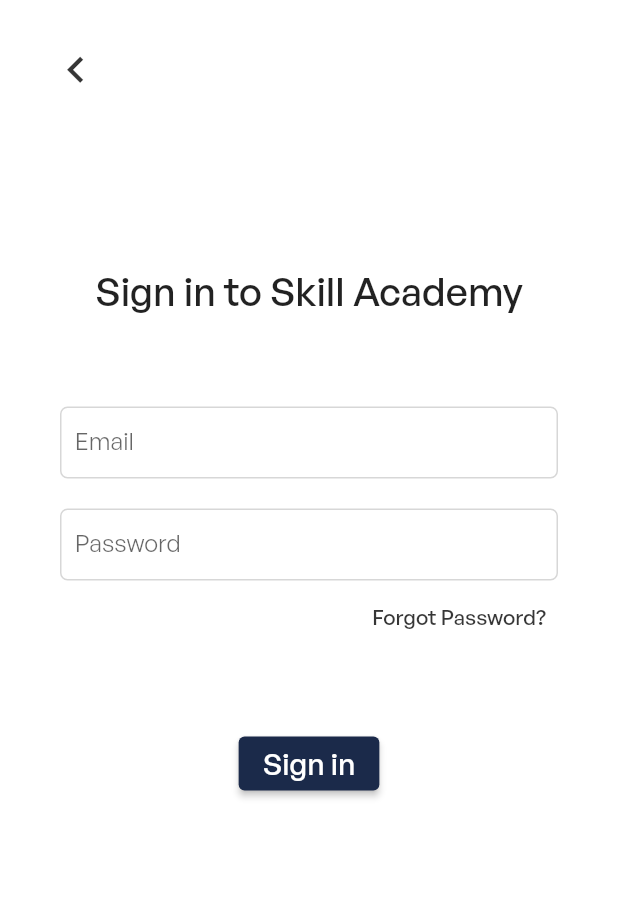
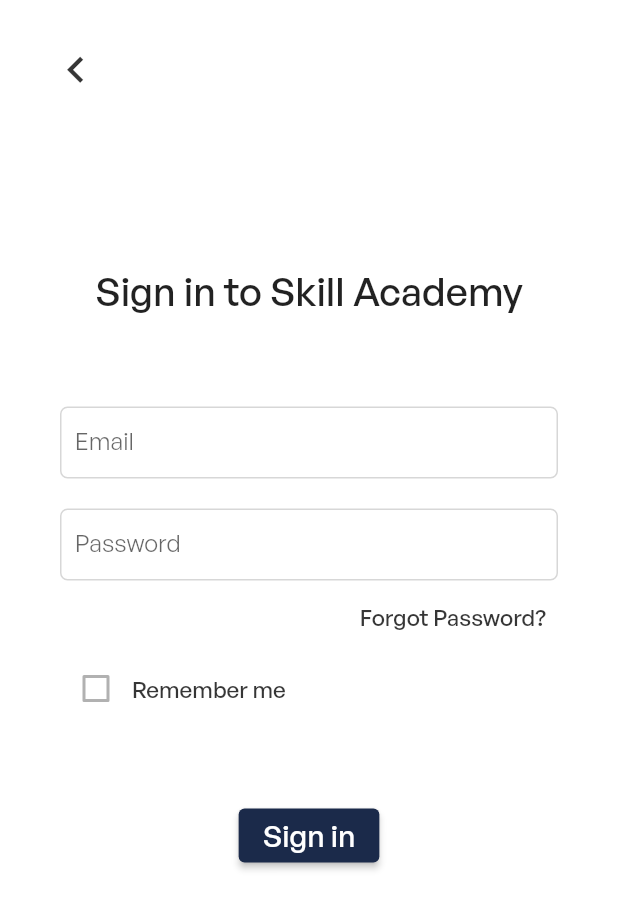
Before and after one commit to realstoman/flutter_login_register_ui, a Flutter app: the screen it shows after launch, after a tap on "Sign in", on a phone screen of 412 x 824 dp. Shown: the top 909 px of the screen. Run offline on Flutter 3.47's test engine with Material 2 defaults, Android fonts, the phone set to English and light mode, and no system bars.

Commit message:
Add remember me checkbox

```diff
--- a/lib/screens/login_screen.dart
+++ b/lib/screens/login_screen.dart
@@ -16,6 +16,7 @@
 
   // Note: This is a form key which is used to hold the state of our form and this is the recommended way to do so.
   final _formKey = GlobalKey<FormState>();
+  bool _rememberMe = false;
 
   Widget _buildEmailField() {
     return TextFormField(
@@ -63,6 +64,51 @@
             width: 1.0,
           ),
         ),
+      ),
+    );
+  }
+
+  Widget _buildForgotPasswordButton() {
+    return Container(
+      alignment: Alignment.centerRight,
+      child: TextButton(
+        onPressed: () => print('forgot pass'),
+        // contentPadding: EdgeInsets.only(right: 0.0),
+        child: const Text('Forgot Password?',
+            style: TextStyle(
+                fontSize: 15.0,
+                fontFamily: 'GeneralSans',
+                fontWeight: FontWeight.w500,
+                color: Color.fromARGB(221, 23, 23, 23))),
+      ),
+    );
+  }
+
+  Widget _buildRememberMeCheckBox() {
+    return Container(
+      child: Row(
+        children: <Widget>[
+          Theme(
+            data: ThemeData(
+                unselectedWidgetColor: Color.fromARGB(255, 177, 177, 177)),
+            child: Checkbox(
+              value: _rememberMe,
+              checkColor: Colors.white,
+              activeColor: const Color.fromARGB(221, 23, 23, 23),
+              onChanged: (bool? value) {
+                setState(() {
+                  _rememberMe = value!;
+                });
+              },
+            ),
+          ),
+          const Text('Remember me',
+              style: TextStyle(
+                  fontSize: 15.0,
+                  fontFamily: 'GeneralSans',
+                  fontWeight: FontWeight.w500,
+                  color: Color.fromARGB(221, 23, 23, 23)))
+        ],
       ),
     );
   }
@@ -132,16 +178,8 @@
                           _buildEmailField(),
                           const SizedBox(height: 20.0),
                           _buildPasswordField(),
-                          Container(
-                            alignment: Alignment.centerRight,
-                            child: TextButton(
-                              onPressed: () => print('forgot pass'),
-                              // contentPadding: EdgeInsets.only(right: 0.0),
-                              child: const Text('Forgot Password?',
-                                  style: TextStyle(
-                                      color: Color.fromARGB(221, 23, 23, 23))),
-                            ),
-                          ),
+                          _buildForgotPasswordButton(),
+                          _buildRememberMeCheckBox(),
                           const SizedBox(height: 50.0),
                           ElevatedButton(
                             style: btnStyle,
```
